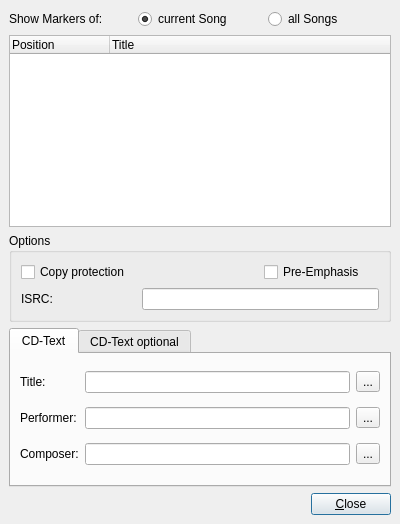
The window that src/traverso/ui/MarkerDialog.ui (ErwanLegrand/Traverso-DAW) describes before a commit, drawn with Qt 5.
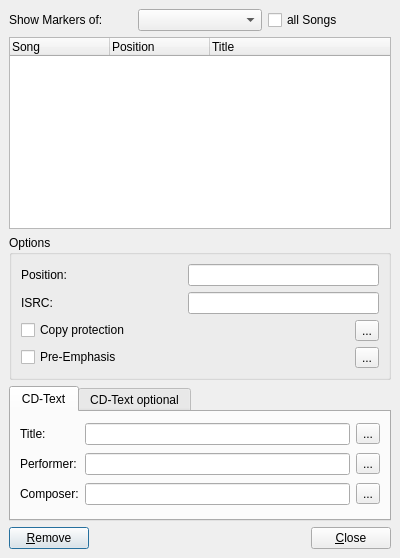
The same window after the commit. Icons and pictures are not drawn.

Commit message: Added functionality to MarkerDialog

What changed in the file:
```diff
--- a/src/traverso/ui/MarkerDialog.ui
+++ b/src/traverso/ui/MarkerDialog.ui
@@ -6,7 +6,7 @@
     <x>0</x>
     <y>0</y>
     <width>400</width>
-    <height>524</height>
+    <height>558</height>
    </rect>
   </property>
   <property name="windowTitle" >
@@ -35,17 +35,10 @@
       </widget>
      </item>
      <item>
-      <widget class="QRadioButton" name="radioButtonCurrentSong" >
-       <property name="text" >
-        <string>current Song</string>
-       </property>
-       <property name="checked" >
-        <bool>true</bool>
-       </property>
-      </widget>
+      <widget class="QComboBox" name="comboBoxDisplaySong" />
      </item>
      <item>
-      <widget class="QRadioButton" name="radioButtonAllSongs" >
+      <widget class="QCheckBox" name="checkBoxAllSongs" >
        <property name="text" >
         <string>all Songs</string>
        </property>
@@ -58,6 +51,11 @@
      <property name="rootIsDecorated" >
       <bool>false</bool>
      </property>
+     <column>
+      <property name="text" >
+       <string>Song</string>
+      </property>
+     </column>
      <column>
       <property name="text" >
        <string>Position</string>
@@ -82,19 +80,8 @@
       <property name="spacing" >
        <number>6</number>
       </property>
-      <item row="0" column="0" colspan="2" >
-       <widget class="QCheckBox" name="checkBoxCopy" >
-        <property name="text" >
-         <string>Copy protection</string>
-        </property>
-       </widget>
-      </item>
-      <item row="0" column="2" >
-       <widget class="QCheckBox" name="checkBoxPreEmph" >
-        <property name="text" >
-         <string>Pre-Emphasis</string>
-        </property>
-       </widget>
+      <item row="1" column="1" colspan="2" >
+       <widget class="QLineEdit" name="lineEditIsrc" />
       </item>
       <item row="1" column="0" >
        <widget class="QLabel" name="label_6" >
@@ -103,8 +90,55 @@
         </property>
        </widget>
       </item>
-      <item row="1" column="1" colspan="2" >
-       <widget class="QLineEdit" name="lineEditIsrc" />
+      <item row="3" column="2" >
+       <widget class="QToolButton" name="toolButtonPEmphAll" >
+        <property name="toolTip" >
+         <string>Apply to all</string>
+        </property>
+        <property name="text" >
+         <string>...</string>
+        </property>
+        <property name="icon" >
+         <iconset>../../../../../../../usr/share/icons/crystalsvg/16x16/actions/tab_duplicate.png</iconset>
+        </property>
+       </widget>
+      </item>
+      <item row="2" column="2" >
+       <widget class="QToolButton" name="toolButtonCopyAll" >
+        <property name="toolTip" >
+         <string>Apply to all</string>
+        </property>
+        <property name="text" >
+         <string>...</string>
+        </property>
+        <property name="icon" >
+         <iconset>../../../../../../../usr/share/icons/crystalsvg/16x16/actions/tab_duplicate.png</iconset>
+        </property>
+       </widget>
+      </item>
+      <item row="3" column="0" colspan="2" >
+       <widget class="QCheckBox" name="checkBoxPreEmph" >
+        <property name="text" >
+         <string>Pre-Emphasis</string>
+        </property>
+       </widget>
+      </item>
+      <item row="2" column="0" colspan="2" >
+       <widget class="QCheckBox" name="checkBoxCopy" >
+        <property name="text" >
+         <string>Copy protection</string>
+        </property>
+       </widget>
+      </item>
+      <item row="0" column="0" >
+       <widget class="QLabel" name="label_9" >
+        <property name="text" >
+         <string>Position:</string>
+        </property>
+       </widget>
+      </item>
+      <item row="0" column="1" colspan="2" >
+       <widget class="QLineEdit" name="lineEditPosition" />
       </item>
      </layout>
     </widget>
@@ -252,6 +286,13 @@
      <property name="spacing" >
       <number>6</number>
      </property>
+     <item>
+      <widget class="QPushButton" name="pushButtonRemove" >
+       <property name="text" >
+        <string>&amp;Remove</string>
+       </property>
+      </widget>
+     </item>
      <item>
       <spacer>
        <property name="orientation" >
@@ -270,6 +311,9 @@
        <property name="text" >
         <string>&amp;Close</string>
        </property>
+       <property name="autoDefault" >
+        <bool>false</bool>
+       </property>
       </widget>
      </item>
     </layout>
```
Left out of the diff: 81 changed lines with no effect on the pictures. The commit also changes 8 other files.
